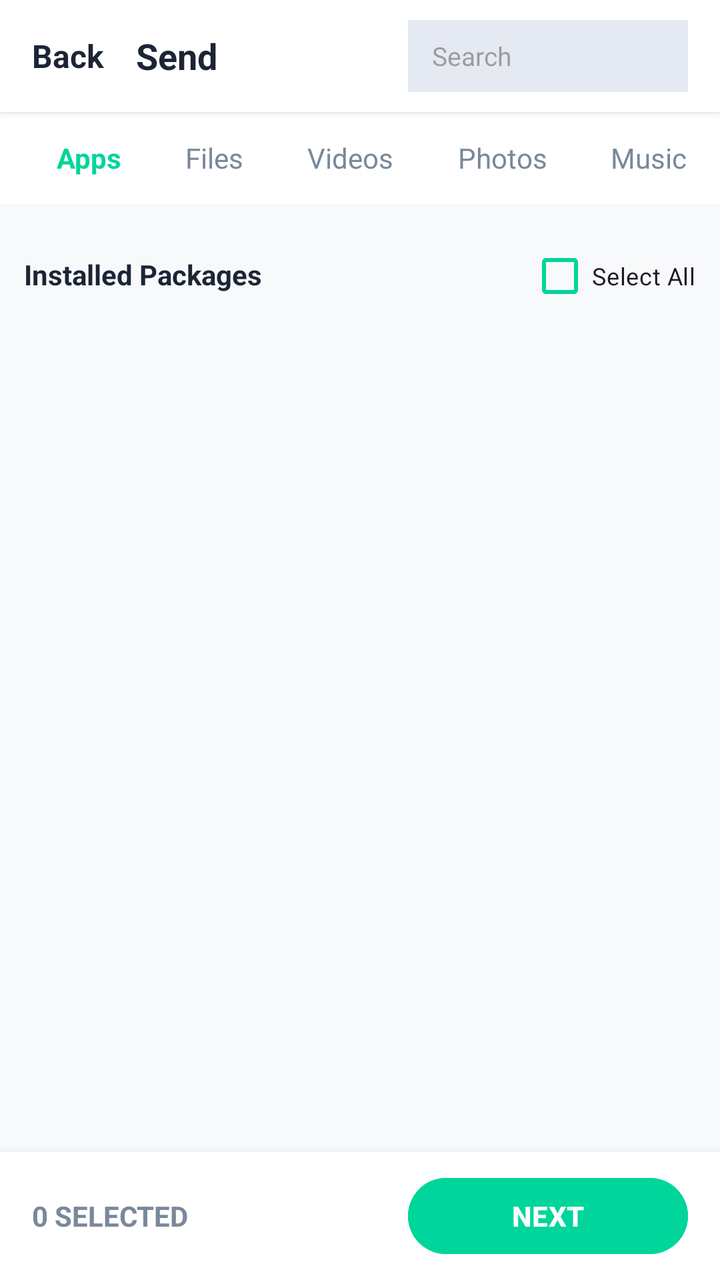
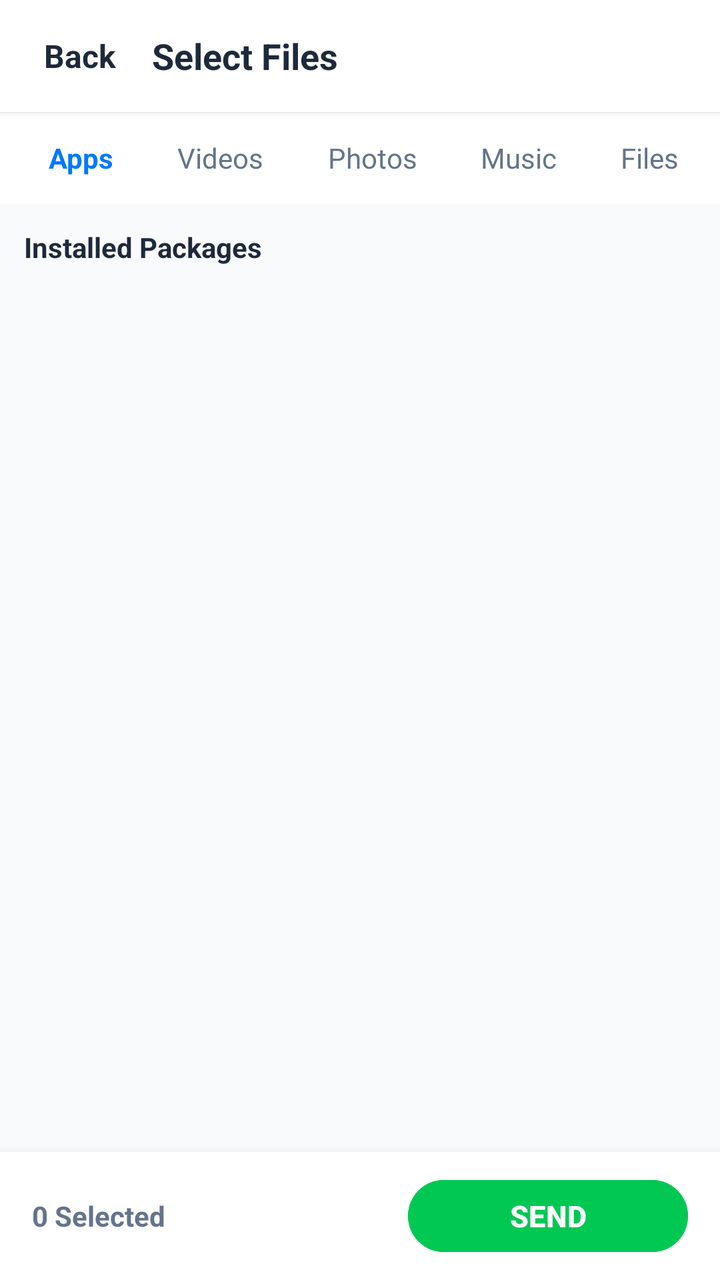

The first picture is an Android layout as it rendered before a commit; the second is the same layout after the commit. The layout source and the unified diff follow.
<!-- AndroidManifest.xml: application theme Theme.AirRapidShare -->
<!-- res/layout/activity_send.xml -->
<?xml version="1.0" encoding="utf-8"?>
<LinearLayout xmlns:android="http://schemas.android.com/apk/res/android"
    xmlns:app="http://schemas.android.com/apk/res-auto"
    android:layout_width="match_parent"
    android:layout_height="match_parent"
    android:background="#F8F9FA"
    android:orientation="vertical">

    <LinearLayout
        android:layout_width="match_parent"
        android:layout_height="56dp"
        android:background="#FFFFFF"
        android:elevation="2dp"
        android:gravity="center_vertical"
        android:paddingStart="16dp"
        android:paddingEnd="16dp">

        <TextView
            android:id="@+id/btnBack"
            android:layout_width="wrap_content"
            android:layout_height="wrap_content"
            android:text="Back"
            android:textColor="#1C2536"
            android:textSize="16sp"
            android:textStyle="bold" />

        <TextView
            android:layout_width="0dp"
            android:layout_height="wrap_content"
            android:layout_marginStart="16dp"
            android:layout_weight="1"
            android:text="Send"
            android:textColor="#1C2536"
            android:textSize="18sp"
            android:textStyle="bold" />

        <EditText
            android:id="@+id/etSearch"
            android:layout_width="140dp"
            android:layout_height="36dp"
            android:background="#E5E9F2"
            android:hint="Search"
            android:paddingStart="12dp"
            android:paddingEnd="12dp"
            android:textSize="13sp" />
    </LinearLayout>

    <HorizontalScrollView
        android:layout_width="match_parent"
        android:layout_height="46dp"
        android:background="#FFFFFF"
        android:scrollbars="none">

        <LinearLayout
            android:layout_width="wrap_content"
            android:layout_height="match_parent"
            android:gravity="center_vertical"
            android:orientation="horizontal"
            android:paddingStart="12dp"
            android:paddingEnd="12dp">

            <TextView
                android:id="@+id/tabApps"
                android:layout_width="wrap_content"
                android:layout_height="match_parent"
                android:gravity="center"
                android:paddingStart="16dp"
                android:paddingEnd="16dp"
                android:text="Apps"
                android:textColor="#00D59B"
                android:textSize="14sp"
                android:textStyle="bold" />

            <TextView
                android:id="@+id/tabFiles"
                android:layout_width="wrap_content"
                android:layout_height="match_parent"
                android:gravity="center"
                android:paddingStart="16dp"
                android:paddingEnd="16dp"
                android:text="Files"
                android:textColor="#7A889B"
                android:textSize="14sp" />

            <TextView
                android:id="@+id/tabVideos"
                android:layout_width="wrap_content"
                android:layout_height="match_parent"
                android:gravity="center"
                android:paddingStart="16dp"
                android:paddingEnd="16dp"
                android:text="Videos"
                android:textColor="#7A889B"
                android:textSize="14sp" />

            <TextView
                android:id="@+id/tabPhotos"
                android:layout_width="wrap_content"
                android:layout_height="match_parent"
                android:gravity="center"
                android:paddingStart="16dp"
                android:paddingEnd="16dp"
                android:text="Photos"
                android:textColor="#7A889B"
                android:textSize="14sp" />

            <TextView
                android:id="@+id/tabSongs"
                android:layout_width="wrap_content"
                android:layout_height="match_parent"
                android:gravity="center"
                android:paddingStart="16dp"
                android:paddingEnd="16dp"
                android:text="Music"
                android:textColor="#7A889B"
                android:textSize="14sp" />
        </LinearLayout>
    </HorizontalScrollView>

    <LinearLayout
        android:layout_width="match_parent"
        android:layout_height="wrap_content"
        android:padding="12dp">

        <TextView
            android:id="@+id/tvSectionHeader"
            android:layout_width="0dp"
            android:layout_height="wrap_content"
            android:layout_weight="1"
            android:text="Installed Packages"
            android:textColor="#1C2536"
            android:textSize="14sp"
            android:textStyle="bold" />

        <CheckBox
            android:id="@+id/cbSelectAll"
            android:layout_width="wrap_content"
            android:layout_height="wrap_content"
            android:buttonTint="#00D59B"
            android:text="Select All"
            android:textSize="12sp" />
    </LinearLayout>

    <androidx.recyclerview.widget.RecyclerView
        android:id="@+id/rvItems"
        android:layout_width="match_parent"
        android:layout_height="0dp"
        android:layout_weight="1"
        android:padding="8dp" />

    <LinearLayout
        android:layout_width="match_parent"
        android:layout_height="64dp"
        android:background="#FFFFFF"
        android:elevation="8dp"
        android:gravity="center_vertical"
        android:paddingStart="16dp"
        android:paddingEnd="16dp">

        <TextView
            android:id="@+id/tvSelectedCount"
            android:layout_width="0dp"
            android:layout_height="wrap_content"
            android:layout_weight="1"
            android:text="0 SELECTED"
            android:textColor="#7A889B"
            android:textSize="14sp"
            android:textStyle="bold" />

        <Button
            android:id="@+id/btnNext"
            android:layout_width="140dp"
            android:layout_height="46dp"
            android:backgroundTint="#00D59B"
            android:text="NEXT"
            android:textColor="#FFFFFF"
            android:textStyle="bold" />
    </LinearLayout>
</LinearLayout>
<!-- resources referenced by this layout -->
<resources>
  <style name="Theme.AirRapidShare" parent="Theme.Material3.DayNight.NoActionBar">
          <item name="android:statusBarColor">#0084FF</item>
          <item name="android:windowLightStatusBar">false</item>
      </style>
</resources>

<!-- the commit's change to res/layout/activity_send.xml (unified diff, before → after) -->
@@ -1,9 +1,8 @@
 <?xml version="1.0" encoding="utf-8"?>
 <LinearLayout xmlns:android="http://schemas.android.com/apk/res/android"
-    xmlns:app="http://schemas.android.com/apk/res-auto"
     android:layout_width="match_parent"
     android:layout_height="match_parent"
-    android:background="#F8F9FA"
+    android:background="#F8FAFC"
     android:orientation="vertical">
 
     <LinearLayout
@@ -19,32 +18,25 @@
             android:id="@+id/btnBack"
             android:layout_width="wrap_content"
             android:layout_height="wrap_content"
+            android:padding="6dp"
             android:text="Back"
-            android:textColor="#1C2536"
+            android:textColor="#1E293B"
             android:textSize="16sp"
             android:textStyle="bold" />
 
         <TextView
+            android:id="@+id/tvSendTitle"
             android:layout_width="0dp"
             android:layout_height="wrap_content"
-            android:layout_marginStart="16dp"
+            android:layout_marginStart="12dp"
             android:layout_weight="1"
-            android:text="Send"
-            android:textColor="#1C2536"
+            android:text="Select Files"
+            android:textColor="#1E293B"
             android:textSize="18sp"
             android:textStyle="bold" />
-
-        <EditText
-            android:id="@+id/etSearch"
-            android:layout_width="140dp"
-            android:layout_height="36dp"
-            android:background="#E5E9F2"
-            android:hint="Search"
-            android:paddingStart="12dp"
-            android:paddingEnd="12dp"
-            android:textSize="13sp" />
     </LinearLayout>
 
+    
     <HorizontalScrollView
         android:layout_width="match_parent"
         android:layout_height="46dp"
@@ -56,63 +48,73 @@
             android:layout_height="match_parent"
             android:gravity="center_vertical"
             android:orientation="horizontal"
-            android:paddingStart="12dp"
-            android:paddingEnd="12dp">
+            android:paddingStart="8dp"
+            android:paddingEnd="8dp">
 
             <TextView
                 android:id="@+id/tabApps"
                 android:layout_width="wrap_content"
                 android:layout_height="match_parent"
+                android:clickable="true"
+                android:focusable="true"
                 android:gravity="center"
                 android:paddingStart="16dp"
                 android:paddingEnd="16dp"
                 android:text="Apps"
-                android:textColor="#00D59B"
+                android:textColor="#0078FF"
                 android:textSize="14sp"
                 android:textStyle="bold" />
-
-            <TextView
-                android:id="@+id/tabFiles"
-                android:layout_width="wrap_content"
-                android:layout_height="match_parent"
-                android:gravity="center"
-                android:paddingStart="16dp"
-                android:paddingEnd="16dp"
-                android:text="Files"
-                android:textColor="#7A889B"
-                android:textSize="14sp" />
 
             <TextView
                 android:id="@+id/tabVideos"
                 android:layout_width="wrap_content"
                 android:layout_height="match_parent"
+                android:clickable="true"
+                android:focusable="true"
                 android:gravity="center"
                 android:paddingStart="16dp"
                 android:paddingEnd="16dp"
                 android:text="Videos"
-                android:textColor="#7A889B"
+                android:textColor="#64748B"
                 android:textSize="14sp" />
 
             <TextView
                 android:id="@+id/tabPhotos"
                 android:layout_width="wrap_content"
                 android:layout_height="match_parent"
+                android:clickable="true"
+                android:focusable="true"
                 android:gravity="center"
                 android:paddingStart="16dp"
                 android:paddingEnd="16dp"
                 android:text="Photos"
-                android:textColor="#7A889B"
+                android:textColor="#64748B"
                 android:textSize="14sp" />
 
             <TextView
                 android:id="@+id/tabSongs"
                 android:layout_width="wrap_content"
                 android:layout_height="match_parent"
+                android:clickable="true"
+                android:focusable="true"
                 android:gravity="center"
                 android:paddingStart="16dp"
                 android:paddingEnd="16dp"
                 android:text="Music"
-                android:textColor="#7A889B"
+                android:textColor="#64748B"
+                android:textSize="14sp" />
+
+            <TextView
+                android:id="@+id/tabFiles"
+                android:layout_width="wrap_content"
+                android:layout_height="match_parent"
+                android:clickable="true"
+                android:focusable="true"
+                android:gravity="center"
+                android:paddingStart="16dp"
+                android:paddingEnd="16dp"
+                android:text="Files"
+                android:textColor="#64748B"
                 android:textSize="14sp" />
         </LinearLayout>
     </HorizontalScrollView>
@@ -128,17 +130,9 @@
             android:layout_height="wrap_content"
             android:layout_weight="1"
             android:text="Installed Packages"
-            android:textColor="#1C2536"
+            android:textColor="#1E293B"
             android:textSize="14sp"
             android:textStyle="bold" />
-
-        <CheckBox
-            android:id="@+id/cbSelectAll"
-            android:layout_width="wrap_content"
-            android:layout_height="wrap_content"
-            android:buttonTint="#00D59B"
-            android:text="Select All"
-            android:textSize="12sp" />
     </LinearLayout>
 
     <androidx.recyclerview.widget.RecyclerView
@@ -146,8 +140,9 @@
         android:layout_width="match_parent"
         android:layout_height="0dp"
         android:layout_weight="1"
-        android:padding="8dp" />
+        android:padding="6dp" />
 
+    
     <LinearLayout
         android:layout_width="match_parent"
         android:layout_height="64dp"
@@ -162,18 +157,19 @@
             android:layout_width="0dp"
             android:layout_height="wrap_content"
             android:layout_weight="1"
-            android:text="0 SELECTED"
-            android:textColor="#7A889B"
+            android:text="0 Selected"
+            android:textColor="#64748B"
             android:textSize="14sp"
             android:textStyle="bold" />
 
         <Button
             android:id="@+id/btnNext"
             android:layout_width="140dp"
-            android:layout_height="46dp"
-            android:backgroundTint="#00D59B"
-            android:text="NEXT"
+            android:layout_height="44dp"
+            android:backgroundTint="#00C853"
+            android:text="SEND"
             android:textColor="#FFFFFF"
+            android:textSize="15sp"
             android:textStyle="bold" />
     </LinearLayout>
 </LinearLayout>
<!-- resource entries referenced after the edit -->
@@ -1,7 +1,7 @@
 <!-- resources referenced by this layout -->
 <resources>
   <style name="Theme.AirRapidShare" parent="Theme.Material3.DayNight.NoActionBar">
-          <item name="android:statusBarColor">#0084FF</item>
+          <item name="android:statusBarColor">#0078FF</item>
           <item name="android:windowLightStatusBar">false</item>
       </style>
 </resources>
